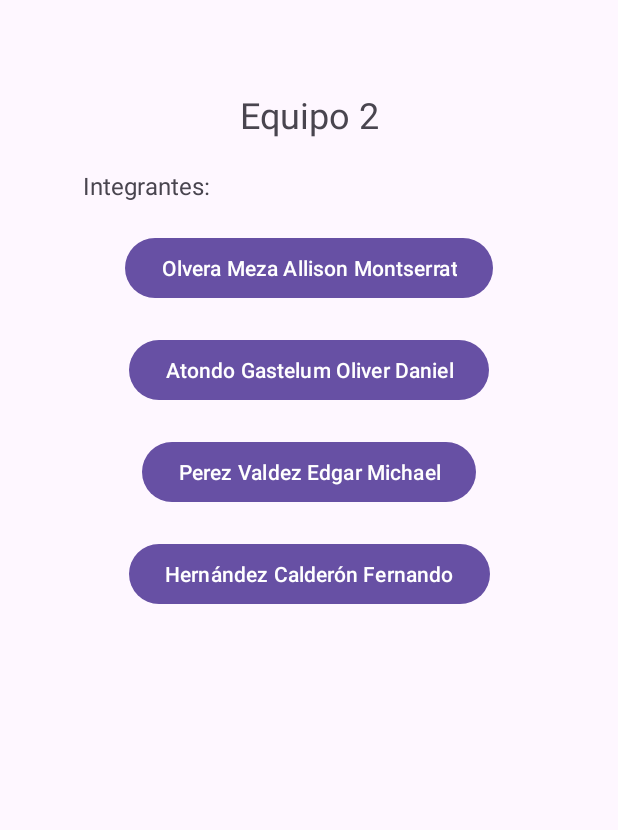
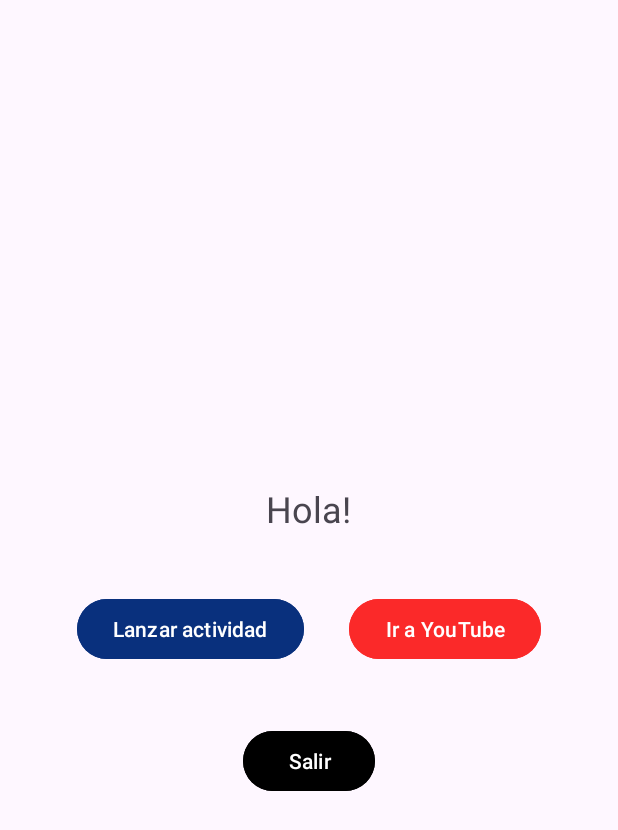
Before and after one commit to Oliver-Atondo/Equipo2Android, an Android app: the screen it shows after launch (HomeActivity before the commit, InitialActivityFHC after it), after a tap on "Hernández Calderón Fernando", on a phone screen of 412 x 824 dp. Shown: the top 830 px of the screen. Run offline under Robolectric (Android 15) with nearby library versions, the phone set to English and light mode, and no system bars.

Commit message:
adicion de solucion FHC y cambios menores home

```diff
--- a/app/src/main/java/com/desswapp/module4eqp2/HomeActivity.kt
+++ b/app/src/main/java/com/desswapp/module4eqp2/HomeActivity.kt
@@ -1,11 +1,13 @@
 package com.desswapp.module4eqp2
 
+import android.content.Intent
 import android.os.Bundle
 import android.widget.Button
 import androidx.activity.enableEdgeToEdge
 import androidx.appcompat.app.AppCompatActivity
 import androidx.core.view.ViewCompat
 import androidx.core.view.WindowInsetsCompat
+import com.desswapp.module4eqp2.excercise.home.fernando_hernandez.InitialActivityFHC
 
 class HomeActivity : AppCompatActivity() {
     override fun onCreate(savedInstanceState: Bundle?) {
@@ -22,23 +24,28 @@ class HomeActivity : AppCompatActivity() {
         val btnMember2 = findViewById<Button>(R.id.btnMember2)
         val btnMember3 = findViewById<Button>(R.id.btnMember3)
         val btnMember4 = findViewById<Button>(R.id.btnMember4)
+        val btnExit = findViewById<Button>(R.id.btnExit)
 
-        btnMember1.setOnClickListener {
+        btnMember1.setOnClickListener { // Olvera Meza Allison Montserrat
             // Acción para el botón 1
         }
 
-        btnMember2.setOnClickListener {
+        btnMember2.setOnClickListener { // Atondo Gastelum Oliver Daniel
             // Acción para el botón 2
         }
 
-        btnMember3.setOnClickListener {
+        btnMember3.setOnClickListener { // Perez Valdez Edgar Michael
             // Acción para el botón 3
         }
 
-        btnMember4.setOnClickListener {
-            // Acción para el botón 4
+        btnMember4.setOnClickListener { // Hernández Calderón Fernando
+            val intent = Intent(this, InitialActivityFHC::class.java)
+            startActivity(intent)
         }
 
+        btnExit.setOnClickListener {
+            finish()
+        }
 
     }
 }
--- /dev/null
+++ b/app/src/main/java/com/desswapp/module4eqp2/excercise/home/fernando_hernandez/InitialActivityFHC.kt
@@ -0,0 +1,102 @@
+package com.desswapp.module4eqp2.excercise.home.fernando_hernandez
+
+import android.content.Intent
+import android.net.Uri
+import android.os.Bundle
+import android.widget.Button
+import android.widget.TextView
+import android.widget.Toast
+import androidx.activity.enableEdgeToEdge
+import androidx.activity.result.contract.ActivityResultContracts
+import androidx.appcompat.app.AppCompatActivity
+import androidx.core.view.ViewCompat
+import androidx.core.view.WindowInsetsCompat
+import com.desswapp.module4eqp2.R
+
+class InitialActivityFHC : AppCompatActivity() {
+
+    private val register = registerForActivityResult(ActivityResultContracts.StartActivityForResult()){ result ->
+        val tvResult = findViewById<TextView>(R.id.tvResult)
+        if (result.resultCode == RESULT_OK){
+            val isCorrect = result.data?.getBooleanExtra("EXTRA_IS_CORRECT", false)
+            tvResult.visibility = TextView.VISIBLE
+            if (isCorrect == true){
+                tvResult.text = String.format("Se recibio resultado: %s", isCorrect)
+            }else{
+                tvResult.text = String.format("Se recibio resultado: %s", isCorrect)
+            }
+        }else{
+            Toast.makeText(this, "Result Cancel", Toast.LENGTH_SHORT).show()
+            tvResult.visibility = TextView.GONE
+        }
+    }
+
+    override fun onCreate(savedInstanceState: Bundle?) {
+        super.onCreate(savedInstanceState)
+        enableEdgeToEdge()
+        setContentView(R.layout.activity_initialfhc)
+        ViewCompat.setOnApplyWindowInsetsListener(findViewById(R.id.main)) { v, insets ->
+            val systemBars = insets.getInsets(WindowInsetsCompat.Type.systemBars())
+            v.setPadding(systemBars.left, systemBars.top, systemBars.right, systemBars.bottom)
+            insets
+        }
+
+        val btnSendSecondActivity = findViewById<Button>(R.id.btnSendSecondActivity)
+        val btnSendPage = findViewById<Button>(R.id.btnSendPage)
+        val btnExit = findViewById<Button>(R.id.button3)
+
+        btnSendSecondActivity.setOnClickListener {
+            // Abre la segunda actividad
+            val intent = Intent(this, SecondActivityFHC::class.java).apply {
+                putExtra("EX_NAME", "Fernando")
+                putExtra("EX_AGE", 28)
+                putExtra("EX_GENDER", "H")
+            }
+            register.launch(intent) //Lanza el activity y espera un resultado
+        }
+
+        btnSendPage.setOnClickListener {
+            // Abre la página web de YouTube
+            val intent = Intent(Intent.ACTION_VIEW, Uri.parse("https://www.youtube.com/"))
+            startActivity(intent)
+        }
+
+        btnExit.setOnClickListener {
+            // Cierra la actividad actual
+            finish()
+        }
+    }
+
+    override fun onStart() {
+        super.onStart()
+        Toast.makeText(this, "Arranca OnStart", Toast.LENGTH_SHORT).show()
+    }
+
+    override fun onResume() {
+        super.onResume()
+        Toast.makeText(this, "Arranca OnResume", Toast.LENGTH_SHORT).show()
+    }
+
+    override fun onPause() {
+        super.onPause()
+        val tvResult = findViewById<TextView>(R.id.tvResult)
+        if (tvResult.visibility == TextView.VISIBLE){
+            tvResult.visibility = TextView.GONE
+        }
+        Toast.makeText(this, "Arranca OnPause", Toast.LENGTH_SHORT).show()
+    }
+
+    override fun onStop() {
+        super.onStop()
+        Toast.makeText(this, "Arranca OnStop", Toast.LENGTH_SHORT).show()
+    }
+
+    override fun onRestart() {
+        super.onRestart()
+        Toast.makeText(this, "Arranca OnRestart", Toast.LENGTH_SHORT).show()
+    }
+    override fun onDestroy() {
+        super.onDestroy()
+        Toast.makeText(this, "Arranca OnDestroy", Toast.LENGTH_SHORT).show()
+    }
+}
--- /dev/null
+++ b/app/src/main/res/layout/activity_initialfhc.xml
@@ -0,0 +1,66 @@
+<?xml version="1.0" encoding="utf-8"?>
+<androidx.constraintlayout.widget.ConstraintLayout xmlns:android="http://schemas.android.com/apk/res/android"
+    xmlns:app="http://schemas.android.com/apk/res-auto"
+    xmlns:tools="http://schemas.android.com/tools"
+    android:id="@+id/main"
+    android:layout_width="match_parent"
+    android:layout_height="match_parent"
+    tools:context=".excercise.home.fernando_hernandez.InitialActivityFHC">
+
+    <LinearLayout
+        android:layout_width="match_parent"
+        android:layout_height="match_parent"
+        android:orientation="vertical"
+        android:gravity="center">
+
+        <TextView
+            android:id="@+id/tvInitialTitle"
+            android:layout_width="wrap_content"
+            android:layout_height="wrap_content"
+            android:layout_marginTop="30sp"
+            android:text="@string/initialTitle"
+            android:textSize="24sp" />
+
+        <LinearLayout
+            android:layout_width="wrap_content"
+            android:layout_height="wrap_content"
+            android:orientation="horizontal"
+            android:layout_marginTop="40sp"
+            android:gravity="center_horizontal">
+
+            <Button
+                android:id="@+id/btnSendSecondActivity"
+                android:layout_width="wrap_content"
+                android:layout_height="wrap_content"
+                android:layout_marginEnd="30sp"
+                android:backgroundTint="@color/blue"
+                android:text="@string/btnActivity" />
+
+            <Button
+                android:id="@+id/btnSendPage"
+                android:layout_width="wrap_content"
+                android:layout_height="wrap_content"
+                android:backgroundTint="@color/red"
+                android:text="@string/btnNavegador" />
+        </LinearLayout>
+
+        <TextView
+            android:id="@+id/tvResult"
+            android:layout_width="wrap_content"
+            android:layout_height="wrap_content"
+            android:layout_marginTop="40sp"
+            android:textSize="16sp"
+            android:visibility="gone"
+            android:text="@string/txtDefault" />
+
+        <Button
+            android:id="@+id/button3"
+            android:layout_width="wrap_content"
+            android:layout_height="wrap_content"
+            android:layout_marginTop="40sp"
+            android:backgroundTint="@color/black"
+            android:text="@string/btnExit" />
+
+    </LinearLayout>
+
+</androidx.constraintlayout.widget.ConstraintLayout>
--- a/app/src/main/res/values/colors.xml
+++ b/app/src/main/res/values/colors.xml
@@ -2,4 +2,8 @@
 <resources>
     <color name="black">#FF000000</color>
     <color name="white">#FFFFFFFF</color>
+    <color name="green">#33A128</color>
+    <color name="red">#FB2929</color>
+    <color name="blue">#09307D</color>
+    <color name="bakcground">#0D36C589</color>
 </resources>
--- a/app/src/main/res/values/strings.xml
+++ b/app/src/main/res/values/strings.xml
@@ -11,4 +11,11 @@
     <string name="btnBack">Regresar</string>
     <string name="btnActivity">Lanzar actividad</string>
 
+    <!-- Strings Excercise 1 FHC-->
+    <string name="initialTitle">Hola!</string>
+    <string name="btnNavegador">Ir a YouTube</string>
+    <string name="btnExit">Salir</string>
+    <string name="txtDefault">default</string>
+
+
 </resources>
```
Also changed, not shown: app/src/main/AndroidManifest.xml (+7 -0 lines), app/src/main/java/com/desswapp/module4eqp2/excercise/home/fernando_hernandez/SecondActivityFHC.kt (added, +55 -0 lines), app/src/main/res/layout/activity_home.xml (+11 -0 lines), app/src/main/res/layout/activity_secondfhc.xml (added, +64 -0 lines), app/src/main/res/drawable/user.png (added), app/src/main/res/mipmap-hdpi/icon.webp.
